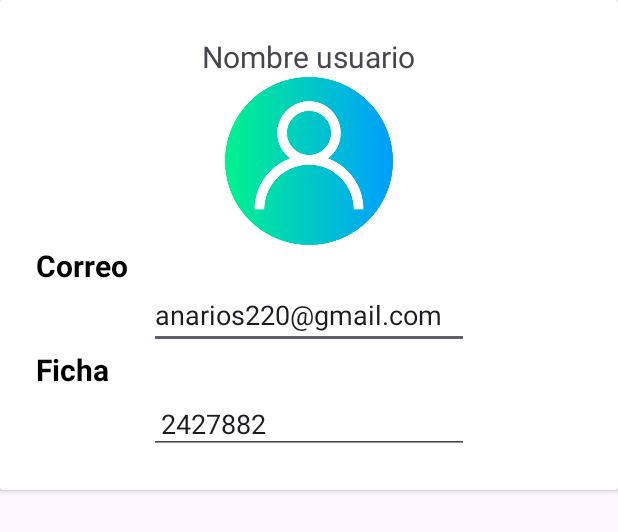
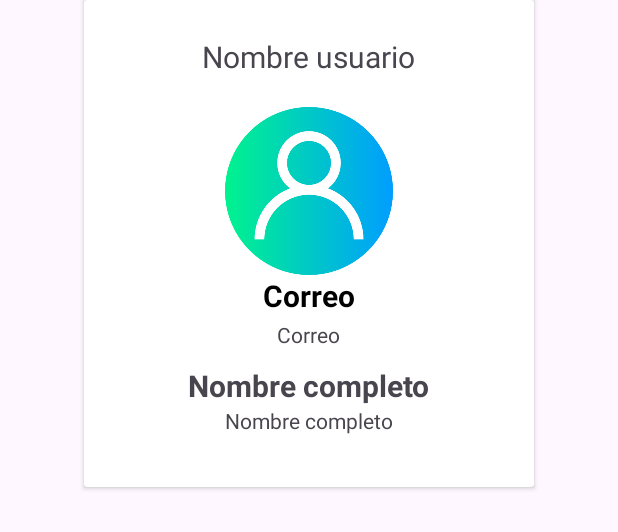
Before and after one commit to andresrengifo2002/lonecesitoo, an Android app: the layout item_perfil.xml on its own in the app's theme, with its tools: preview values and no code run, on a phone screen of 412 x 824 dp. Shown: the top 532 px of the screen. Run offline under Robolectric (Android 15) with nearby library versions, the phone set to English and light mode, and no system bars.

```diff
--- a/app/src/main/res/layout/item_perfil.xml
+++ b/app/src/main/res/layout/item_perfil.xml
@@ -1,6 +1,7 @@
 <?xml version="1.0" encoding="utf-8"?>
 <androidx.cardview.widget.CardView xmlns:android="http://schemas.android.com/apk/res/android"
-    android:layout_width="match_parent"
+    android:layout_width="300dp"
+    android:layout_gravity="center_horizontal"
     android:layout_height="wrap_content">
 
     <LinearLayout
@@ -14,10 +15,11 @@
             android:id="@+id/tVnameUser"
             android:layout_width="wrap_content"
             android:layout_height="wrap_content"
+            android:layout_marginBottom="20dp"
             android:layout_gravity="center"
             android:drawablePadding="5dp"
-            android:textSize="20sp"
-            android:text="Nombre usuario" />
+            android:text="Nombre usuario"
+            android:textSize="20sp" />
 
         <ImageView
             android:id="@+id/imgUser"
@@ -27,40 +29,35 @@
             android:src="@drawable/usuario" />
 
         <TextView
-            android:id="@+id/text2"
             android:layout_width="wrap_content"
             android:layout_height="30dp"
             android:text="Correo"
             android:textColor="@color/black"
+            android:layout_gravity="center"
             android:textSize="20sp"
             android:textStyle="bold" />
 
-        <EditText
-            android:id="@+id/tVmailUdser"
+        <TextView
+            android:id="@+id/tVmail"
             android:layout_width="wrap_content"
-            android:layout_height="39dp"
-            android:layout_gravity="center_horizontal"
-            android:ems="10"
-            android:inputType="textEmailAddress"
-            android:text="anarios220@gmail.com" />
+            android:layout_height="30dp"
+            android:layout_gravity="center"
+            android:text="Correo" />
 
         <TextView
-            android:id="@+id/text3"
             android:layout_width="wrap_content"
-            android:layout_height="32dp"
-            android:text="Ficha"
-            android:textColor="@color/black"
+            android:layout_height="wrap_content"
+            android:text="Nombre completo"
             android:textSize="20sp"
-            android:textStyle="bold" />
+            android:textStyle="bold"
+            android:layout_gravity="center"/>
 
-        <EditText
-            android:id="@+id/tVficha"
+        <TextView
+            android:id="@+id/tVFullName"
             android:layout_width="wrap_content"
-            android:layout_height="38dp"
-            android:layout_gravity="center_horizontal"
-            android:ems="10"
-            android:inputType="textEmailAddress"
-            android:padding="8dp"
-            android:text="2427882" />
+            android:layout_height="30dp"
+            android:layout_gravity="center"
+            android:text="Nombre completo" />
+
     </LinearLayout>
 </androidx.cardview.widget.CardView>
```
Also changed, not shown: app/src/main/java/com/example/myapplication/Adapters/PerfilAdapter.java (+18 -15 lines), app/src/main/java/com/example/myapplication/Models/PerfilList.java (deleted, +0 -29 lines), app/src/main/java/com/example/myapplication/Models/PerfilModel.java (+11 -13 lines), app/src/main/java/com/example/myapplication/Profile.java (+17 -30 lines).
